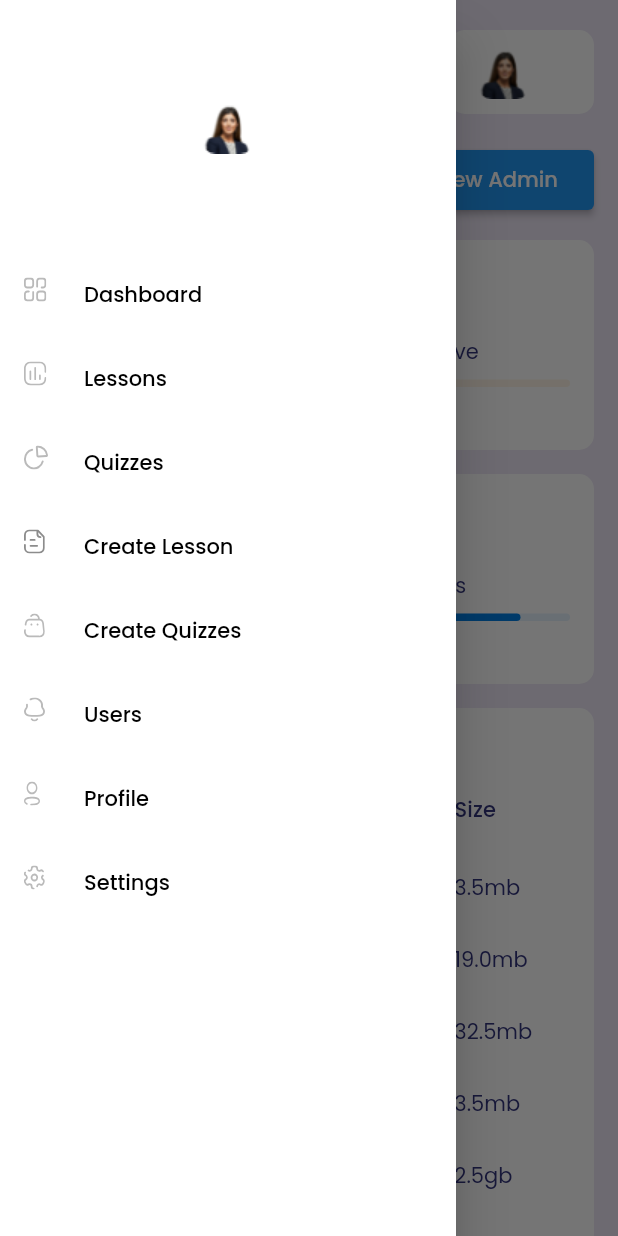
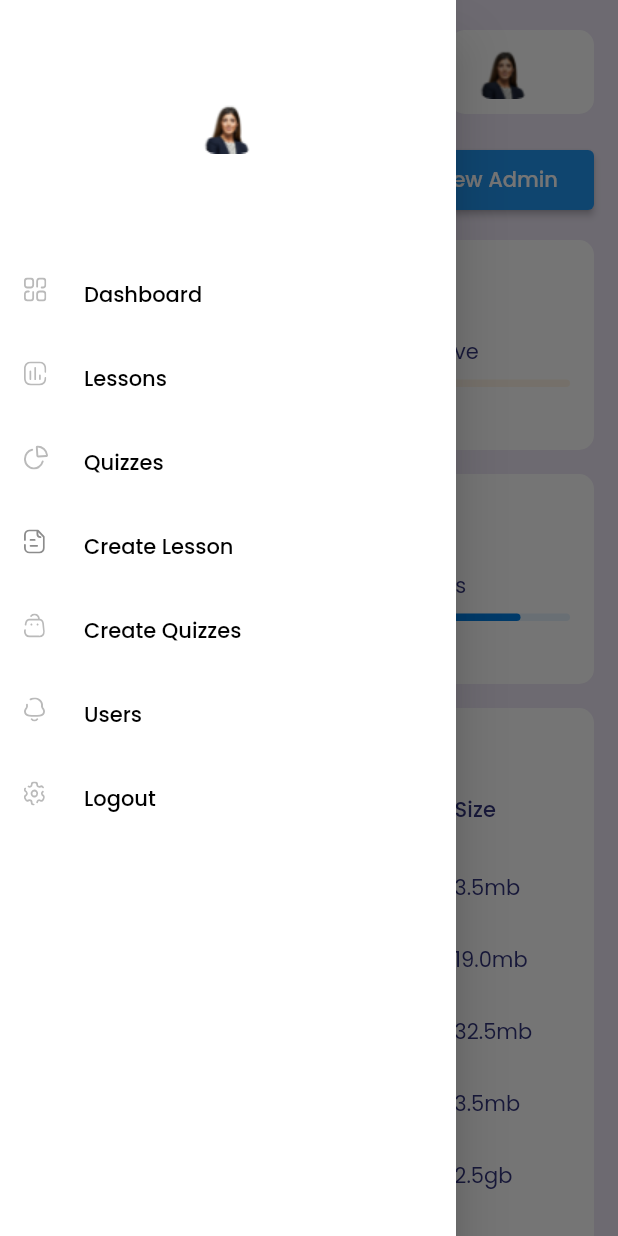
Before and after one commit to Ge-eez/EthSL-WebApp, a Flutter app: the screen it shows after launch, in the side drawer, after a tap on "Add New Admin", on a phone screen of 412 x 824 dp. Run offline on Flutter 3.47's test engine with Material 2 defaults, Android fonts, the phone set to English and light mode, and no system bars; our stand-ins replace animated_text_kit, cloud_firestore, firebase_auth, fl_chart, flutter_svg, google_fonts and 1 more; missing offline and left inert: model_viewer_plus; accounts and stored records are empty.

Commit message:
errors fixed

```diff
--- a/lib/Auth/auth_controller/authController.dart
+++ b/lib/Auth/auth_controller/authController.dart
@@ -1,8 +1,9 @@
 import 'package:http/http.dart' as http;
 import 'dart:convert';
 import 'package:shared_preferences/shared_preferences.dart';
+import 'package:flutter/material.dart';
 
-class Login{
+class Auth{
 Future<String> login(String email, String password) async {
   final String apiUrl = 'https://blink-backend-service.onrender.com/auth/login';
 
@@ -39,4 +40,11 @@ Future<void> saveTokenAndUserDetails(String token, Map<String, dynamic> user) as
   await prefs.setString('lastName', user['lastName']);
 
 }
+
+
+Future<void> logout(BuildContext context) async {
+  SharedPreferences prefs = await SharedPreferences.getInstance();
+  await prefs.remove('userPreference');
+  Navigator.of(context).pushNamedAndRemoveUntil('/login', (Route<dynamic> route) => false);
 }
+}
--- a/lib/Auth/login.dart
+++ b/lib/Auth/login.dart
@@ -25,7 +25,7 @@ class _LoginPageState extends State<LoginPage> {
     final email = _emailController.text;
     final password = _passwordController.text;
     String _errorMessage = '';
-    final signIn = Login();
+    final signIn = Auth();
     final String message = await signIn.login(email, password);
     if (message == 'success'){
       Navigator.pushNamed(context, '/admin_dashboard');
--- a/lib/dashboard/screens/AdminAccount/Lesson/LessonDisplay.dart
+++ b/lib/dashboard/screens/AdminAccount/Lesson/LessonDisplay.dart
@@ -1,9 +1,9 @@
 import 'package:blink/Dashboard/Screens/main/components/side_menu.dart';
 import 'package:blink/Dashboard/constants.dart';
-import 'package:blink/dashboard/screens/AdminAccount/LessonPage.dart';
+
 import 'package:flutter/material.dart';
 import 'package:blink/dashboard/responsive.dart';
-import 'package:blink/dashboard/screens/AdminAccount/LessonPage.dart';
+import 'LessonPage.dart';
 
 class LessonDisplay extends StatelessWidget {
   @override
--- a/lib/dashboard/screens/AdminAccount/Quiz/QuizDisplay.dart
+++ b/lib/dashboard/screens/AdminAccount/Quiz/QuizDisplay.dart
@@ -1,6 +1,6 @@
 import 'package:blink/Dashboard/Screens/main/components/side_menu.dart';
 import 'package:blink/Dashboard/constants.dart';
-import 'package:blink/dashboard/screens/AdminAccount/QuizPage.dart';
+import 'package:blink/dashboard/screens/AdminAccount/Quiz/QuizPage.dart';
 import 'package:flutter/material.dart';
 import 'package:blink/dashboard/responsive.dart';
 
--- a/lib/dashboard/screens/AdminAccount/profile/editProfile.dart
+++ b/lib/dashboard/screens/AdminAccount/profile/editProfile.dart
@@ -2,7 +2,7 @@
 // import 'package:blink/Dashboard/constants.dart';
 // import 'package:flutter/material.dart';
 // import 'package:blink/dashboard/responsive.dart';
-// import 'package:blink/dashboard/screens/AdminAccount/editProfileForm.dart';
+// import 'editProfileForm.dart';
 
 
 
--- a/lib/dashboard/screens/main/components/side_menu.dart
+++ b/lib/dashboard/screens/main/components/side_menu.dart
@@ -1,13 +1,15 @@
 import 'package:blink/dashboard/mainDashboard.dart';
-import 'package:blink/dashboard/screens/AdminAccount/editprofile.dart';
-import 'package:blink/dashboard/screens/AdminAccount/LessonDisplay.dart';
-import 'package:blink/dashboard/screens/AdminAccount/LessonPage.dart';
+import 'package:blink/Dashboard/Screens/AdminAccount/profile/editProfile.dart';
+import 'package:blink/dashboard/screens/AdminAccount/Lesson/LessonDisplay.dart';
+import 'package:blink/dashboard/screens/AdminAccount/Lesson/LessonPage.dart';
 import 'package:flutter/material.dart';
 import 'package:flutter_svg/flutter_svg.dart';
-import 'package:blink/dashboard/screens/AdminAccount/createQuiz.dart';
-import 'package:blink/dashboard/screens/AdminAccount/QuizDisplay.dart';
+import 'package:blink/dashboard/screens/AdminAccount/Quiz/createQuiz.dart';
+import 'package:blink/dashboard/screens/AdminAccount/Quiz/QuizDisplay.dart';
 import 'package:blink/Dashboard/Screens/AdminAccount/Lesson/createLesson.dart';
-import 'package:blink/dashboard/screens/AdminAccount/createQuiz.dart';
+import 'package:blink/dashboard/screens/AdminAccount/Quiz/createQuiz.dart';
+import 'package:blink/Auth/auth_controller/authController.dart';
+
 
 class SideMenu extends StatelessWidget {
   const SideMenu({
@@ -68,15 +70,15 @@ class SideMenu extends StatelessWidget {
             svgSrc: "assets/icons/menu_notification.svg",
             press: () {},
           ),
-          DrawerListTile(
-            title: "Profile",
-            svgSrc: "assets/icons/menu_profile.svg",
-            press: () {
-              Navigator.push(context,
-              MaterialPageRoute(builder: (context)=> EditProfile()),
-              );
-            }
-          ),
+          // DrawerListTile(
+          //   title: "Profile",
+          //   svgSrc: "assets/icons/menu_profile.svg",
+          //   press: () {
+          //     Navigator.push(context,
+          //     MaterialPageRoute(builder: (context)=> EditProfile()),
+          //     );
+          //   }
+          // ),
           // DrawerListTile(
           //   title: "Users",
           //   svgSrc: "assets/icons/menu_notification.svg",
@@ -95,11 +97,18 @@ class SideMenu extends StatelessWidget {
           //   }
           // ),
           DrawerListTile(
-            title: "Settings",
+            title: "Logout",
             svgSrc: "assets/icons/menu_setting.svg",
-            press: () {
+            press:(){
+              final auth = Auth();
+              auth.logout(context);
 
-            },
+            }
+
+
+
+
+
           ),
         ],
       ),
--- a/lib/main.dart
+++ b/lib/main.dart
@@ -1,5 +1,5 @@
 import 'package:blink/Dashboard/Screens/AdminAccount/Lesson/createLesson.dart';
-import 'package:firebase_core/firebase_core.dart';
+
 import 'package:flutter/material.dart';
 import './Auth/login.dart';
 import 'Dashboard/mainDashboard.dart';
@@ -11,6 +11,7 @@ void main() async {
     routes: {
     '/admin_dashboard': (context) => Dashboard(),
     '/createLesson':(context) => CreateLesson(),
+    '/login':(context) => LoginPage()
 
   },
   ));
```
Also changed, not shown: pubspec.lock.
